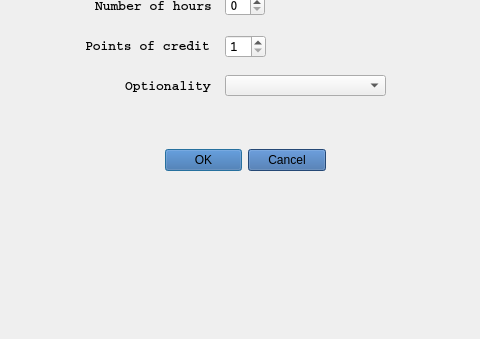
First picture: the form in coursedialog.ui, repository casalete/ErasmusIo, before the edit; both pictures show x 315 to 795 and y 335 to 674 of the 1100 by 674 pixel window.
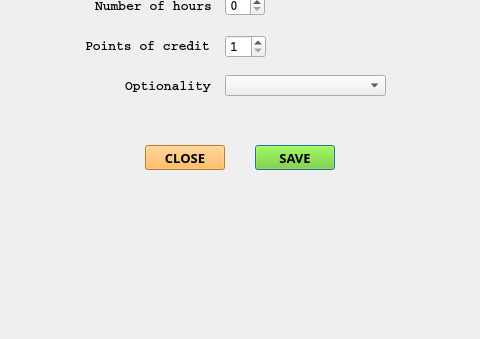
Second picture: the form after the edit. Icons and pictures are not drawn.

What changed in the file:
```diff
--- a/coursedialog.ui
+++ b/coursedialog.ui
@@ -16,31 +16,6 @@
   <property name="styleSheet">
    <string notr="true">background-image: url(:/triupd.png);</string>
   </property>
-  <widget class="QDialogButtonBox" name="buttonBox">
-   <property name="geometry">
-    <rect>
-     <x>480</x>
-     <y>480</y>
-     <width>161</width>
-     <height>31</height>
-    </rect>
-   </property>
-   <property name="font">
-    <font>
-     <family>Courier</family>
-     <pointsize>10</pointsize>
-     <weight>75</weight>
-     <bold>true</bold>
-    </font>
-   </property>
-   <property name="styleSheet">
-    <string notr="true">background-color: rgb(52, 101, 164);
-</string>
-   </property>
-   <property name="standardButtons">
-    <set>QDialogButtonBox::Cancel|QDialogButtonBox::Ok</set>
-   </property>
-  </widget>
   <widget class="QLabel" name="label_3">
    <property name="geometry">
     <rect>
@@ -284,6 +259,54 @@
     <string>Teacher</string>
    </property>
   </widget>
+  <widget class="QPushButton" name="save">
+   <property name="geometry">
+    <rect>
+     <x>570</x>
+     <y>480</y>
+     <width>80</width>
+     <height>25</height>
+    </rect>
+   </property>
+   <property name="font">
+    <font>
+     <family>Courier 10 Pitch</family>
+     <pointsize>10</pointsize>
+     <weight>75</weight>
+     <bold>true</bold>
+    </font>
+   </property>
+   <property name="styleSheet">
+    <string notr="true">background: rgb(115, 210, 22);</string>
+   </property>
+   <property name="text">
+    <string>SAVE</string>
+   </property>
+  </widget>
+  <widget class="QPushButton" name="close">
+   <property name="geometry">
+    <rect>
+     <x>460</x>
+     <y>480</y>
+     <width>80</width>
+     <height>25</height>
+    </rect>
+   </property>
+   <property name="font">
+    <font>
+     <family>Courier 10 Pitch</family>
+     <pointsize>10</pointsize>
+     <weight>75</weight>
+     <bold>true</bold>
+    </font>
+   </property>
+   <property name="styleSheet">
+    <string notr="true">background: rgb(252, 175, 62);</string>
+   </property>
+   <property name="text">
+    <string>CLOSE</string>
+   </property>
+  </widget>
  </widget>
  <resources/>
  <connections/>
```
